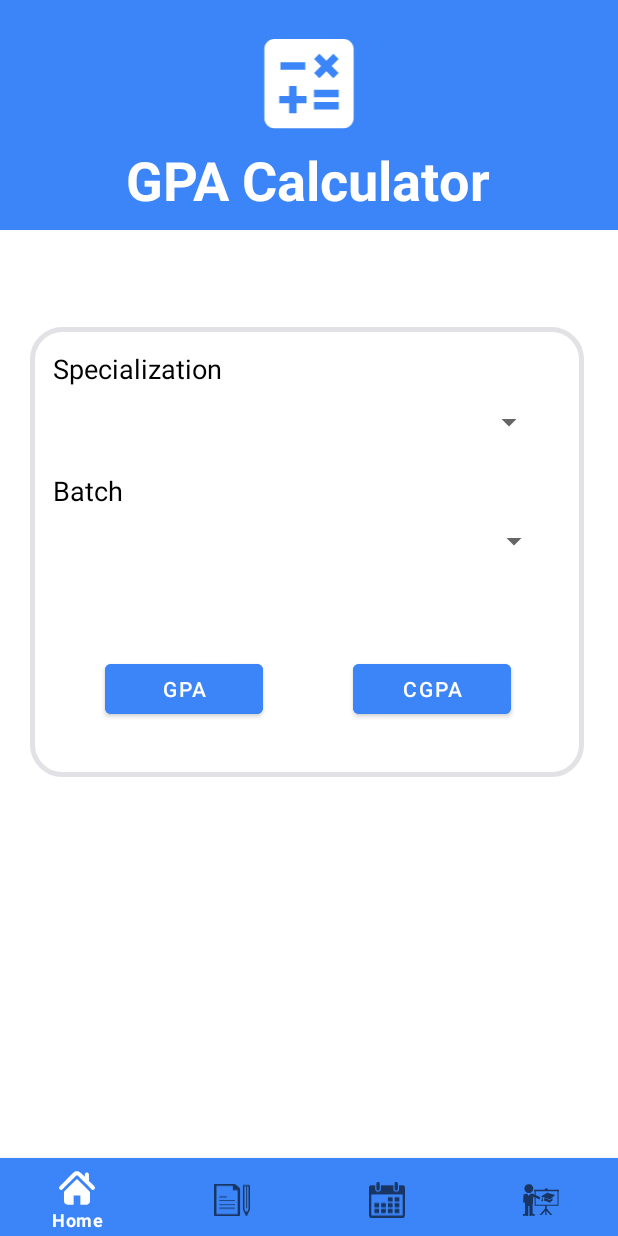
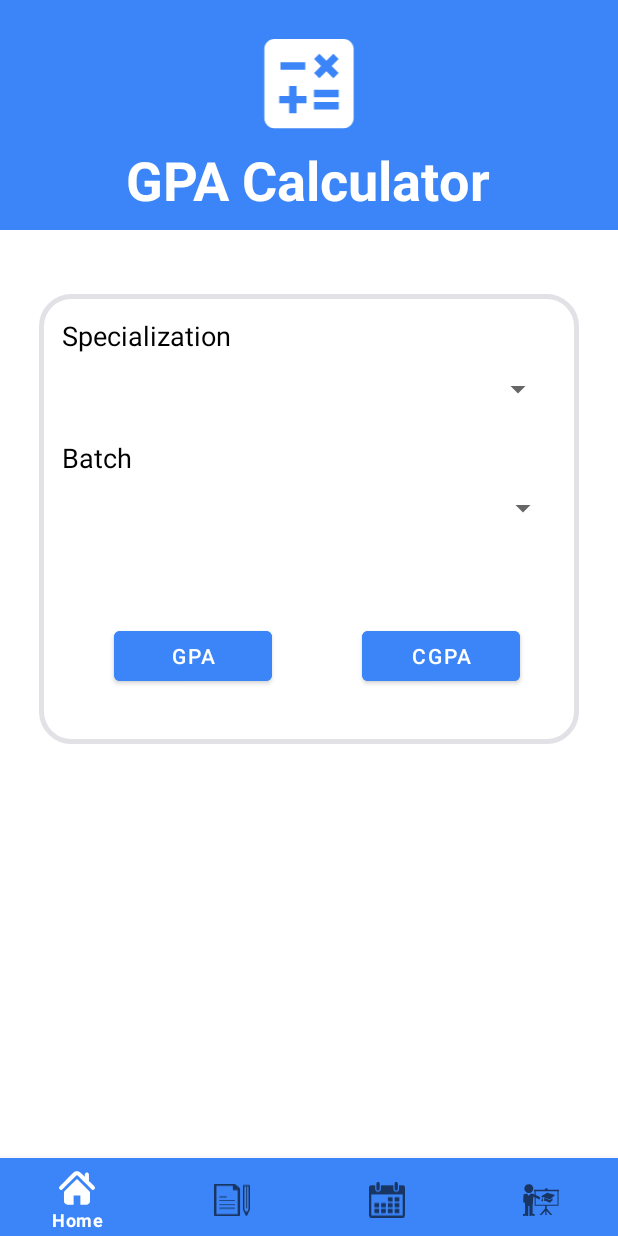
Before and after one commit to rlvidanapathirana/UniLife, an Android app: the screen it shows after launch (MainActivity), after a tap on "GPA CALCULATOR", on a phone screen of 412 x 824 dp. Run offline under Robolectric (Android 15) with nearby library versions, the phone set to English and light mode, and no system bars; 4 statements that could not run were skipped.

Commit message:
constrained reset on gpa select page

```diff
--- a/app/src/main/java/com/shadowsquad/unilife/calcSelect.java
+++ b/app/src/main/java/com/shadowsquad/unilife/calcSelect.java
@@ -49,7 +49,7 @@ public class calcSelect extends Fragment implements AdapterView.OnItemSelectedLi
                 gpaCalc gpacalc = new gpaCalc();
                 FragmentManager fragmentManager = getActivity().getSupportFragmentManager();
                 FragmentTransaction fragmentTransaction = fragmentManager.beginTransaction();
-                fragmentTransaction.replace(R.id.linearLayout1,gpacalc);
+                fragmentTransaction.replace(R.id.frameLayout,gpacalc);
                 fragmentTransaction.addToBackStack(null);
                 fragmentTransaction.commit();
             }
@@ -61,7 +61,7 @@ public class calcSelect extends Fragment implements AdapterView.OnItemSelectedLi
                 cgpaCalc cgpacalc = new cgpaCalc();
                 FragmentManager fragmentManager = getActivity().getSupportFragmentManager();
                 FragmentTransaction fragmentTransaction = fragmentManager.beginTransaction();
-                fragmentTransaction.replace(R.id.linearLayout1,cgpacalc);
+                fragmentTransaction.replace(R.id.frameLayout,cgpacalc);
                 fragmentTransaction.addToBackStack(null);
                 fragmentTransaction.commit();
             }
--- a/app/src/main/res/layout/fragment_calc_select.xml
+++ b/app/src/main/res/layout/fragment_calc_select.xml
@@ -4,11 +4,10 @@
     xmlns:tools="http://schemas.android.com/tools"
     android:layout_width="match_parent"
     android:layout_height="match_parent"
-    tools:context=".calcSelect"
-    android:id="@+id/frameLayout2">
+    tools:context=".calcSelect">
 
     <androidx.constraintlayout.widget.ConstraintLayout
-        android:id="@+id/constraintLayout"
+        android:id="@+id/constraintLayout1"
         android:layout_width="match_parent"
         android:layout_height="153dp"
         android:background="@color/theme_blue"
@@ -49,30 +48,28 @@
     </androidx.constraintlayout.widget.ConstraintLayout>
 
     <FrameLayout
-        android:id="@+id/linearLayout1"
+        android:id="@+id/frameLayout"
         android:layout_width="411dp"
         android:layout_height="579dp"
         android:orientation="vertical"
         app:layout_constraintBottom_toBottomOf="parent"
         app:layout_constraintEnd_toEndOf="parent"
-        app:layout_constraintHorizontal_bias="0.0"
         app:layout_constraintStart_toStartOf="parent"
-        app:layout_constraintTop_toTopOf="@+id/constraintLayout"
-        app:layout_constraintVertical_bias="1.0">
+        app:layout_constraintTop_toBottomOf="@+id/constraintLayout1">
 
         <LinearLayout
-            android:layout_width="369dp"
+            android:layout_width="360dp"
             android:layout_height="300dp"
-            android:layout_marginLeft="20dp"
+            android:layout_gravity="center_horizontal"
             android:layout_marginTop="20dp"
             android:background="@drawable/rounded"
             app:layout_constraintEnd_toEndOf="parent"
             app:layout_constraintHorizontal_bias="0.5"
             app:layout_constraintStart_toStartOf="parent"
-            app:layout_constraintTop_toBottomOf="@+id/constraintLayout">
+            app:layout_constraintTop_toBottomOf="@+id/constraintLayout1">
 
             <LinearLayout
-                android:layout_width="369dp"
+                android:layout_width="360dp"
                 android:layout_height="300dp"
                 android:orientation="vertical">
 
--- a/app/src/main/res/layout/fragment_exam.xml
+++ b/app/src/main/res/layout/fragment_exam.xml
@@ -8,7 +8,7 @@
     android:background="@color/theme_white">
 
     <androidx.constraintlayout.widget.ConstraintLayout
-        android:id="@+id/constraintLayout"
+        android:id="@+id/constraintLayout1"
         android:layout_width="match_parent"
         android:layout_height="190dp"
         android:background="@color/theme_blue"
@@ -55,7 +55,7 @@
         app:layout_constraintEnd_toEndOf="parent"
         app:layout_constraintHorizontal_bias="0.926"
         app:layout_constraintStart_toStartOf="parent"
-        app:layout_constraintTop_toBottomOf="@+id/constraintLayout"
+        app:layout_constraintTop_toBottomOf="@+id/constraintLayout1"
         app:layout_constraintVertical_bias="0.911"
         app:srcCompat="@drawable/add"
         tools:srcCompat="@drawable/add" />
```
Also changed, not shown: app/src/main/res/layout/fragment_cgpa_calc.xml (+19 -6 lines), app/src/main/res/layout/fragment_gpa_calc.xml (+19 -6 lines), app/src/main/res/layout/fragment_home.xml (+5 -5 lines).
